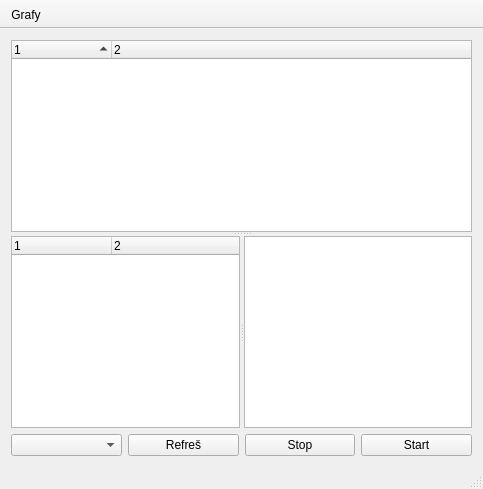
kubanecxxx/sniffer, file mainwindow.ui: the form before one commit.
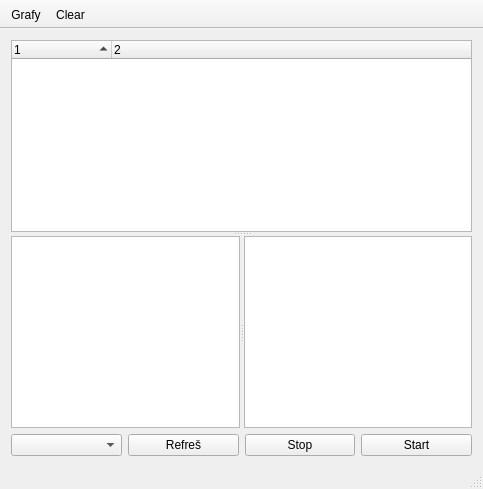
The form after the commit.

Diff of the .ui file:
```diff
--- a/mainwindow.ui
+++ b/mainwindow.ui
@@ -53,7 +53,7 @@
          <number>2</number>
         </property>
         <attribute name="headerVisible">
-         <bool>true</bool>
+         <bool>false</bool>
         </attribute>
         <column>
          <property name="text">
@@ -124,6 +124,7 @@
     <bool>false</bool>
    </attribute>
    <addaction name="actionGrafy"/>
+   <addaction name="actionClear"/>
   </widget>
   <widget class="QStatusBar" name="statusBar"/>
   <action name="actionGrafy">
@@ -131,6 +132,11 @@
     <string>Grafy</string>
    </property>
   </action>
+  <action name="actionClear">
+   <property name="text">
+    <string>Clear</string>
+   </property>
+  </action>
  </widget>
  <layoutdefault spacing="6" margin="11"/>
  <resources/>
```
